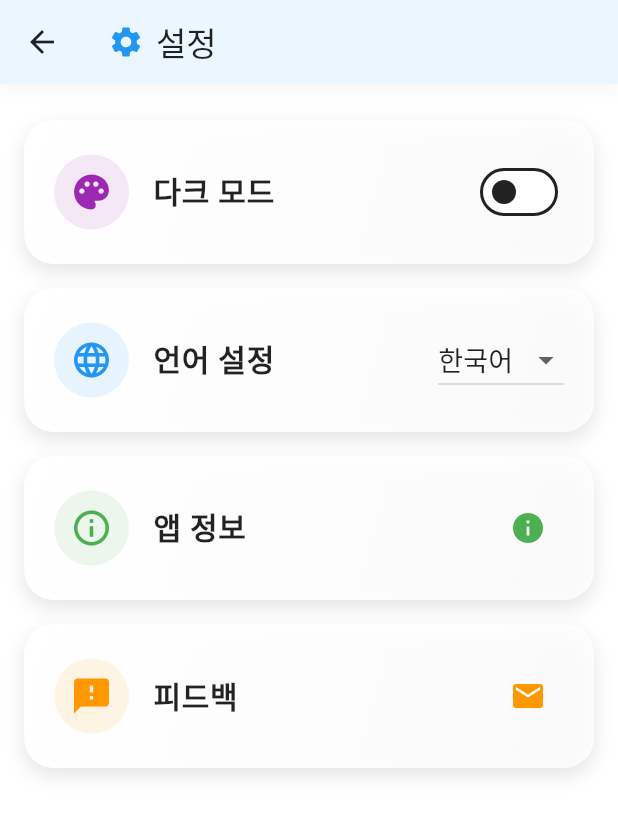
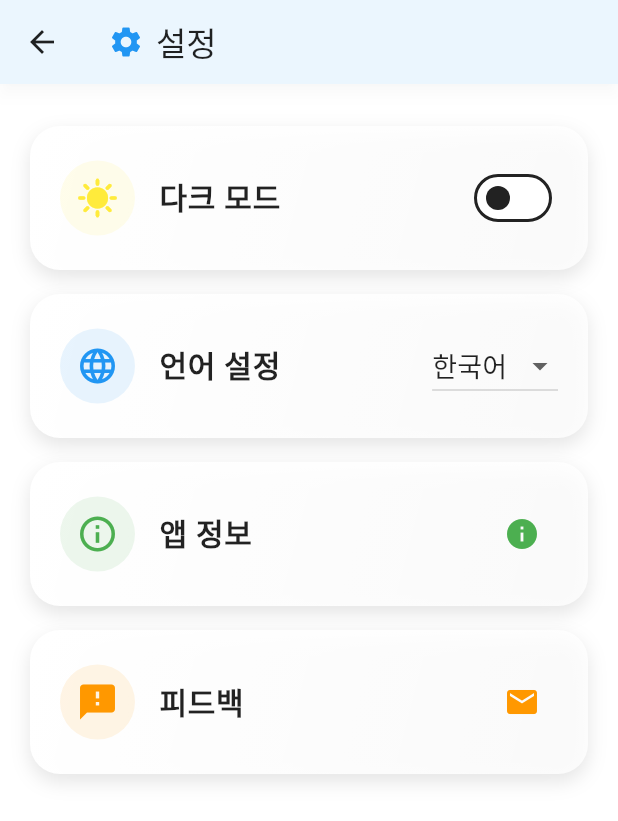
Before and after one commit to Studiosaan/Void-of-course, a Flutter app: the SettingScreen screen opened directly, on a phone screen of 412 x 824 dp. Shown: the top 821 px of the screen. Run offline on Flutter 3.47's test engine with Material 3 defaults, Android fonts, the phone set to English and light mode, and no system bars; our stand-ins replace animated_theme_switcher, another_flushbar, table_calendar; missing offline and left inert: sweph.

Commit message:
darkmode - lightmode icon_Done

```diff
--- a/lib/screens/setting_screen.dart
+++ b/lib/screens/setting_screen.dart
@@ -56,6 +56,7 @@ class SettingScreen extends StatelessWidget {
 
   @override
   Widget build(BuildContext context) {
+    final isDarkMode = Theme.of(context).brightness == Brightness.dark; // This line should be here
     return Scaffold(
       appBar: AppBar(
         title: Row(
@@ -81,14 +82,14 @@ class SettingScreen extends StatelessWidget {
         elevation: Theme.of(context).appBarTheme.elevation,
       ),
       body: Padding(
-        padding: const EdgeInsets.all(16.0),
+        padding: const EdgeInsets.all(20.0),
         child: Column(
           children: [
             _buildSettingCard(
               context: context,
-              icon: Icons.palette,
+              icon: isDarkMode ? Icons.dark_mode : Icons.sunny, // This should be conditional
               title: '다크 모드',
-              iconColor: Colors.purple,
+              iconColor: isDarkMode ? Colors.white : Colors.yellow, // This should be conditional
               trailing: ThemeSwitcher(
                 builder: (context) {
                   final isDarkMode = Theme.of(context).brightness == Brightness.dark;
```
Also changed, not shown: 1 other file.
